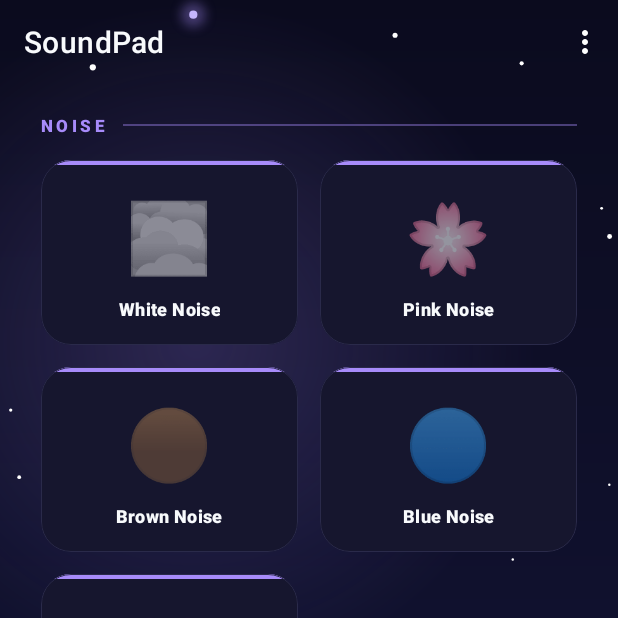
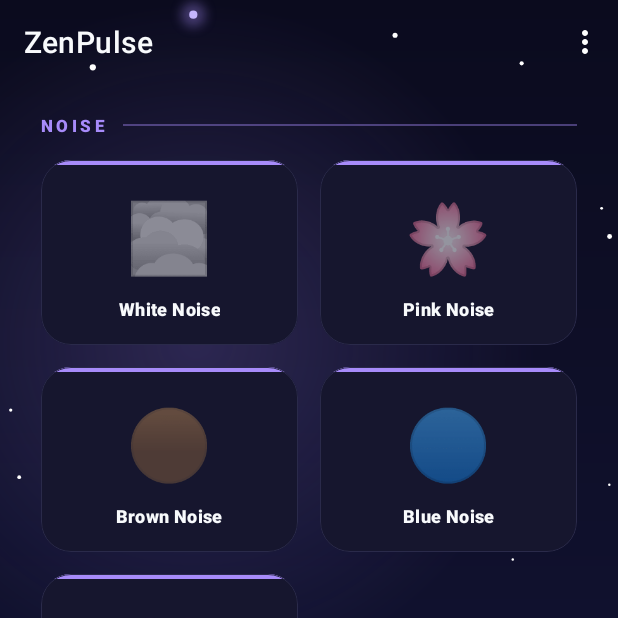
Before and after one commit to PhotonBounce/guidedmeditationportal, an Android app: the screen it shows after launch (MainActivity), on a phone screen of 412 x 824 dp, the top half of it. Run offline under Robolectric (Android 15) with nearby library versions, the light colour scheme and no system bars; our stand-ins replace AdMob; pictures from the network do not load; 4 statements that could not run were skipped.

Commit message:
feat: rename SoundPad -> ZenPulse, update billing SKUs, tagline Sleep/Focus/Workout

```diff
--- a/app/src/main/java/com/soundpad/sleep/AboutActivity.kt
+++ b/app/src/main/java/com/soundpad/sleep/AboutActivity.kt
@@ -40,7 +40,7 @@ class AboutActivity : AppCompatActivity() {
         binding.contactSupport.setOnClickListener {
             val intent = Intent(Intent.ACTION_SENDTO).apply {
                 data = Uri.parse("mailto:$SUPPORT_EMAIL")
-                putExtra(Intent.EXTRA_SUBJECT, "SoundPad Support — v${BuildConfig.VERSION_NAME}")
+                putExtra(Intent.EXTRA_SUBJECT, "ZenPulse Support — v${BuildConfig.VERSION_NAME}")
             }
             try { startActivity(intent) }
             catch (e: ActivityNotFoundException) {
--- a/app/src/main/java/com/soundpad/sleep/InterstitialAdManager.kt
+++ b/app/src/main/java/com/soundpad/sleep/InterstitialAdManager.kt
@@ -28,7 +28,7 @@ import com.google.android.gms.ads.interstitial.InterstitialAdLoadCallback
 class InterstitialAdManager(private val context: Context) {
 
     companion object {
-        private const val TAG = "SoundPadInterstitial"
+        private const val TAG = "ZenPulseInterstitial"
         // Centralized in BuildConfig (see app/build.gradle).
         private val UNIT_ID get() = BuildConfig.ADMOB_INTERSTITIAL_UNIT_ID
 
--- a/app/src/main/java/com/soundpad/sleep/MainActivity.kt
+++ b/app/src/main/java/com/soundpad/sleep/MainActivity.kt
@@ -419,7 +419,7 @@ class MainActivity : AppCompatActivity() {
         }
 
         AlertDialog.Builder(this, R.style.AlertDialogDark)
-            .setTitle("Unlock SoundPad")
+            .setTitle("Unlock ZenPulse")
             .setItems(labels.toTypedArray()) { _, i -> actions[i]() }
             .setNegativeButton("Not Now", null)
             .show()
@@ -427,7 +427,7 @@ class MainActivity : AppCompatActivity() {
 
     private fun showSubscribeDialog() {
         AlertDialog.Builder(this, R.style.AlertDialogDark)
-            .setTitle("🌟 SoundPad Ultimate")
+            .setTitle("🌟 ZenPulse Ultimate")
             .setMessage(
                 "Unlock everything with a subscription:\n\n" +
                 "• All premium sounds (synthesized + ambient + energy)\n" +
--- a/app/src/main/java/com/soundpad/sleep/SoundService.kt
+++ b/app/src/main/java/com/soundpad/sleep/SoundService.kt
@@ -56,7 +56,7 @@ class SoundService : Service() {
     }
 
     private fun initMediaSession() {
-        mediaSession = MediaSessionCompat(this, "SoundPad").apply {
+        mediaSession = MediaSessionCompat(this, "ZenPulse").apply {
             setCallback(object : MediaSessionCompat.Callback() {
                 override fun onStop() { stopSelf() }
                 override fun onPause() { stopSelf() }
@@ -308,7 +308,7 @@ class SoundService : Service() {
     private fun createNotificationChannel() {
         if (Build.VERSION.SDK_INT >= Build.VERSION_CODES.O) {
             val ch = NotificationChannel(
-                CHANNEL_ID, "SoundPad Playback",
+                CHANNEL_ID, "ZenPulse Playback",
                 NotificationManager.IMPORTANCE_LOW
             ).apply {
                 description = "Sleep sound playback controls"
@@ -339,7 +339,7 @@ class SoundService : Service() {
 
         return NotificationCompat.Builder(this, CHANNEL_ID)
             .setContentTitle(notifTitle)
-            .setContentText("SoundPad · Playing")
+            .setContentText("ZenPulse · Playing")
             .setSubText(notifSubtext)
             .setSmallIcon(R.drawable.ic_notification)
             .setContentIntent(openIntent)
--- a/app/src/main/res/layout/activity_about.xml
+++ b/app/src/main/res/layout/activity_about.xml
@@ -18,7 +18,7 @@
             android:layout_width="match_parent"
             android:layout_height="wrap_content"
             android:gravity="center"
-            android:text="🌙 SoundPad"
+            android:text="⚡ ZenPulse"
             android:textColor="@color/text_primary"
             android:textSize="28sp"
             android:textStyle="bold" />
--- a/app/src/main/res/layout/activity_main.xml
+++ b/app/src/main/res/layout/activity_main.xml
@@ -61,7 +61,7 @@
                     android:layout_width="wrap_content"
                     android:layout_height="wrap_content"
                     android:layout_marginStart="10dp"
-                    android:text="SoundPad"
+                    android:text="ZenPulse"
                     android:textColor="@color/text_primary"
                     android:textSize="28sp"
                     android:textStyle="bold"
@@ -105,7 +105,7 @@
                         android:scaleType="centerCrop"
                         android:clipToOutline="true"
                         android:background="@drawable/bg_cosmic_gradient"
-                        android:contentDescription="SoundPad" />
+                        android:contentDescription="ZenPulse" />
 
                     <LinearLayout
                         android:layout_width="0dp"
@@ -124,7 +124,7 @@
                                 android:layout_width="0dp"
                                 android:layout_height="wrap_content"
                                 android:layout_weight="1"
-                                android:text="SoundPad"
+                                android:text="ZenPulse"
                                 android:textColor="@color/text_primary"
                                 android:textSize="15sp"
                                 android:textStyle="bold" />
@@ -143,7 +143,7 @@
                             android:layout_width="match_parent"
                             android:layout_height="wrap_content"
                             android:layout_marginTop="4dp"
-                            android:text="Sleep · Focus · Sport Recovery"
+                            android:text="Sleep · Focus · Workout"
                             android:textColor="@color/accent_teal"
                             android:textSize="11sp"
                             android:textStyle="bold"
@@ -405,7 +405,7 @@
                     <TextView
                         android:layout_width="wrap_content"
                         android:layout_height="wrap_content"
-                        android:text="✨ SoundPad Pro"
+                        android:text="✨ ZenPulse Pro"
                         android:textColor="@color/premium_gold_light"
                         android:textSize="18sp"
                         android:textStyle="bold" />
--- a/app/src/main/res/layout/dialog_onboarding.xml
+++ b/app/src/main/res/layout/dialog_onboarding.xml
@@ -11,7 +11,7 @@
         android:id="@+id/onboardingTitle"
         android:layout_width="wrap_content"
         android:layout_height="wrap_content"
-        android:text="🌙 Welcome to SoundPad"
+        android:text="⚡ Welcome to ZenPulse"
         android:textColor="@color/text_primary"
         android:textSize="22sp"
         android:textStyle="bold"
```
Also changed, not shown: app/src/main/java/com/soundpad/sleep/AiChatEngine.kt (+5 -5 lines), app/src/main/java/com/soundpad/sleep/BillingManager.kt (+7 -7 lines), app/src/main/res/values/strings.xml (+5 -5 lines), 4 other files.
